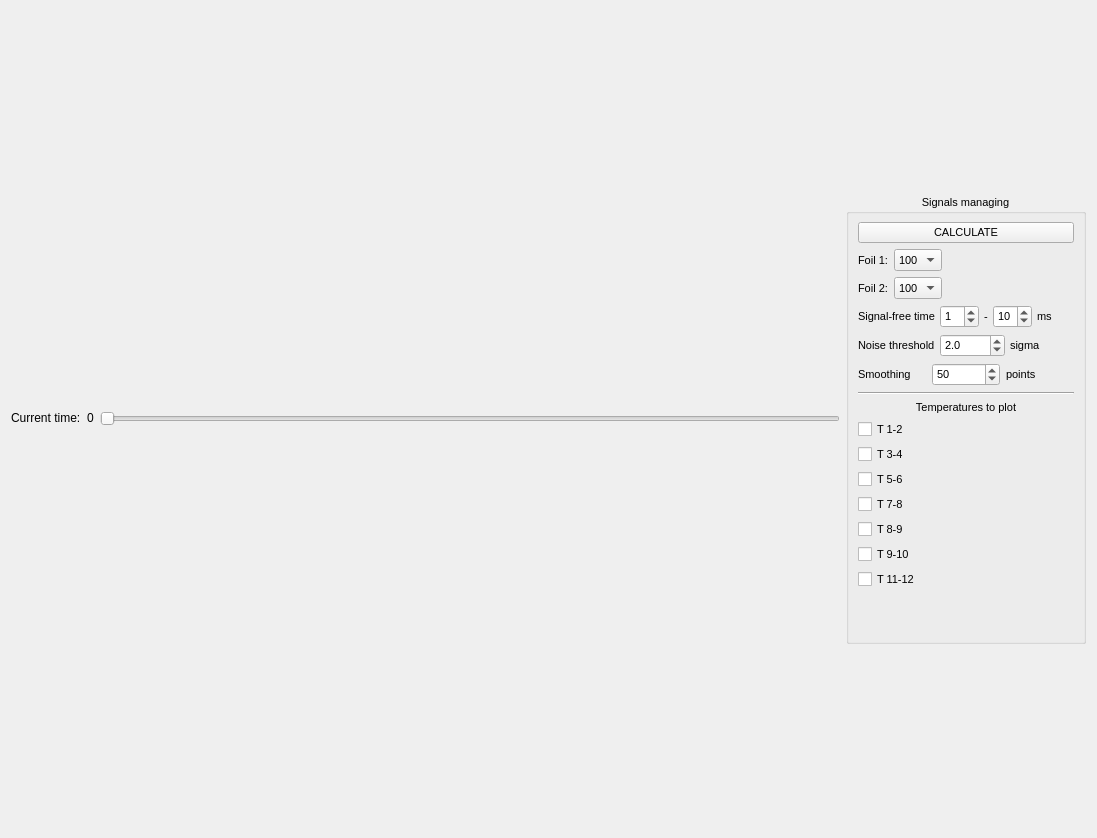
Old version of the form dataWindowUiDesign.ui in the repository MikhailButs/FoilSXR.
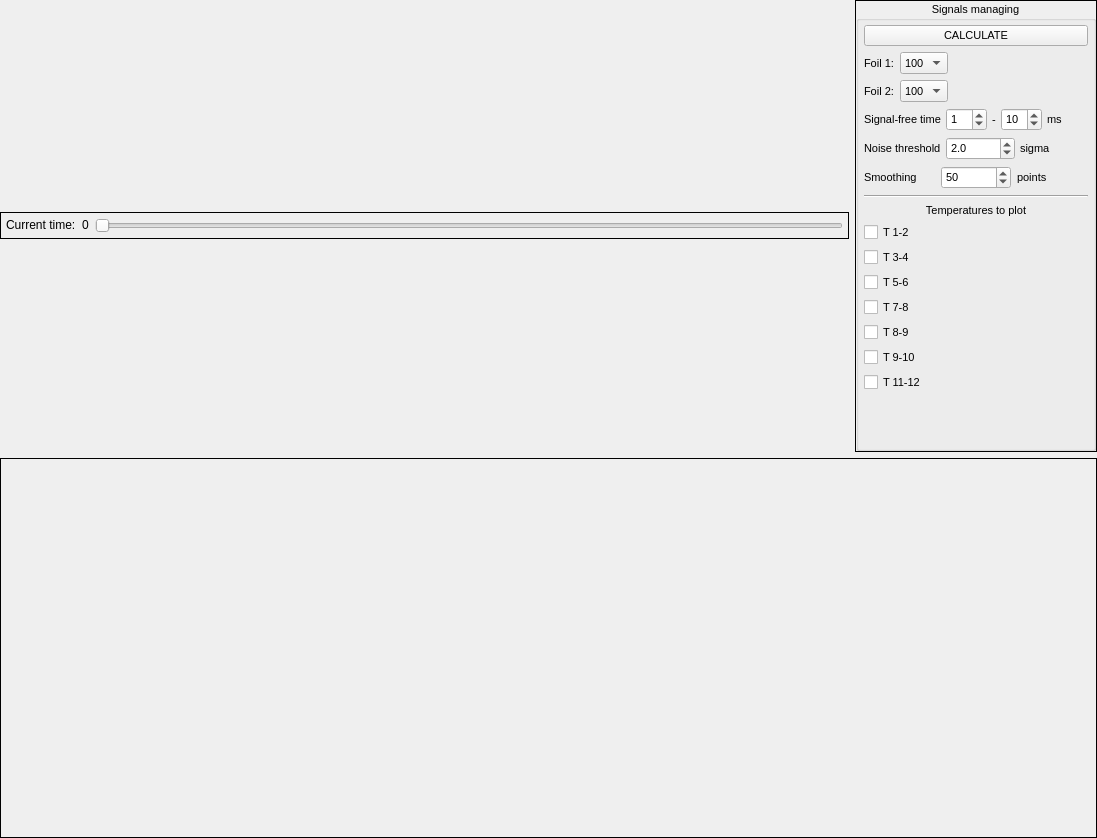
New version of the form.

Commit message: Made ui more beauty

Patch:
```diff
--- a/dataWindowUiDesign.ui
+++ b/dataWindowUiDesign.ui
@@ -13,7 +13,19 @@
   <property name="windowTitle">
    <string>Data processing</string>
   </property>
-  <layout class="QVBoxLayout" name="verticalLayout_3">
+  <layout class="QVBoxLayout" name="verticalLayout_6">
+   <property name="leftMargin">
+    <number>0</number>
+   </property>
+   <property name="topMargin">
+    <number>0</number>
+   </property>
+   <property name="rightMargin">
+    <number>0</number>
+   </property>
+   <property name="bottomMargin">
+    <number>0</number>
+   </property>
    <item>
     <layout class="QHBoxLayout" name="horizontalLayout_7">
      <property name="sizeConstraint">
@@ -22,6 +34,33 @@
      <item>
       <layout class="QVBoxLayout" name="verticalLayout_2">
        <item>
+        <widget class="QFrame" name="frame_2">
+         <property name="sizePolicy">
+          <sizepolicy hsizetype="Preferred" vsizetype="Maximum">
+           <horstretch>0</horstretch>
+           <verstretch>0</verstretch>
+          </sizepolicy>
+         </property>
+         <property name="frameShape">
+          <enum>QFrame::Box</enum>
+         </property>
+         <property name="frameShadow">
+          <enum>QFrame::Plain</enum>
+         </property>
+         <layout class="QVBoxLayout" name="verticalLayout_4">
+          <property name="leftMargin">
+           <number>5</number>
+          </property>
+          <property name="topMargin">
+           <number>5</number>
+          </property>
+          <property name="rightMargin">
+           <number>5</number>
+          </property>
+          <property name="bottomMargin">
+           <number>5</number>
+          </property>
+          <item>
         <layout class="QVBoxLayout" name="profile_verticalLayout">
          <property name="sizeConstraint">
           <enum>QLayout::SetDefaultConstraint</enum>
@@ -81,7 +120,40 @@
         </layout>
        </item>
       </layout>
-     </item>
+        </widget>
+       </item>
+      </layout>
+     </item>
+     <item>
+      <widget class="QFrame" name="frame_3">
+       <property name="sizePolicy">
+        <sizepolicy hsizetype="Preferred" vsizetype="Maximum">
+         <horstretch>0</horstretch>
+         <verstretch>0</verstretch>
+        </sizepolicy>
+       </property>
+       <property name="frameShape">
+        <enum>QFrame::Box</enum>
+       </property>
+       <property name="frameShadow">
+        <enum>QFrame::Plain</enum>
+       </property>
+       <layout class="QVBoxLayout" name="verticalLayout_5">
+        <property name="spacing">
+         <number>0</number>
+        </property>
+        <property name="leftMargin">
+         <number>0</number>
+        </property>
+        <property name="topMargin">
+         <number>0</number>
+        </property>
+        <property name="rightMargin">
+         <number>0</number>
+        </property>
+        <property name="bottomMargin">
+         <number>0</number>
+        </property>
      <item>
       <widget class="QGroupBox" name="groupBox">
        <property name="sizePolicy">
@@ -114,6 +186,18 @@
         <set>Qt::AlignCenter</set>
        </property>
        <layout class="QVBoxLayout" name="verticalLayout">
+           <property name="leftMargin">
+            <number>5</number>
+           </property>
+           <property name="topMargin">
+            <number>5</number>
+           </property>
+           <property name="rightMargin">
+            <number>5</number>
+           </property>
+           <property name="bottomMargin">
+            <number>5</number>
+           </property>
         <item>
          <widget class="QPushButton" name="calculate_pushButton">
           <property name="text">
@@ -442,13 +526,46 @@
       </widget>
      </item>
     </layout>
-   </item>
+      </widget>
+     </item>
+    </layout>
+   </item>
+   <item>
+    <widget class="QFrame" name="frame">
+     <property name="sizePolicy">
+      <sizepolicy hsizetype="Preferred" vsizetype="Minimum">
+       <horstretch>0</horstretch>
+       <verstretch>0</verstretch>
+      </sizepolicy>
+     </property>
+     <property name="frameShape">
+      <enum>QFrame::Box</enum>
+     </property>
+     <property name="frameShadow">
+      <enum>QFrame::Plain</enum>
+     </property>
+     <layout class="QVBoxLayout" name="verticalLayout_3">
+      <property name="leftMargin">
+       <number>0</number>
+      </property>
+      <property name="topMargin">
+       <number>0</number>
+      </property>
+      <property name="rightMargin">
+       <number>0</number>
+      </property>
+      <property name="bottomMargin">
+       <number>0</number>
+      </property>
    <item>
     <layout class="QVBoxLayout" name="timeTrace_verticalLayout">
      <property name="sizeConstraint">
-      <enum>QLayout::SetMaximumSize</enum>
-     </property>
-    </layout>
+         <enum>QLayout::SetDefaultConstraint</enum>
+        </property>
+       </layout>
+      </item>
+     </layout>
+    </widget>
    </item>
   </layout>
  </widget>
```
Lines whose indentation alone changed are shown as unchanged. The commit also changes 5 other files.
